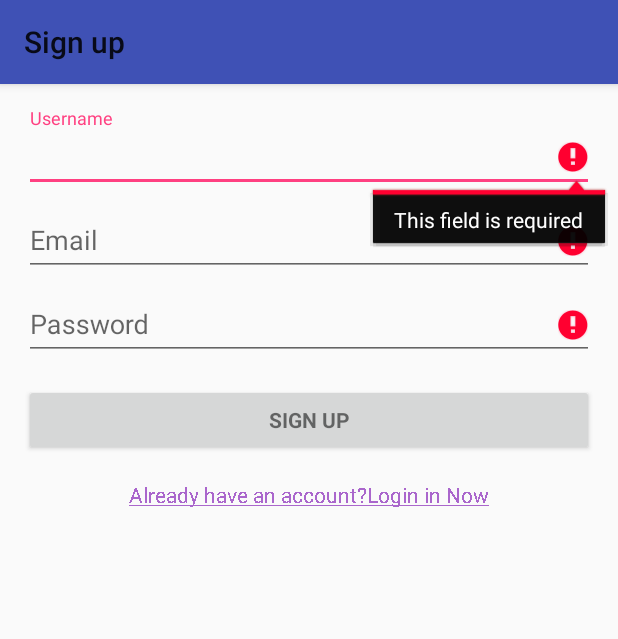
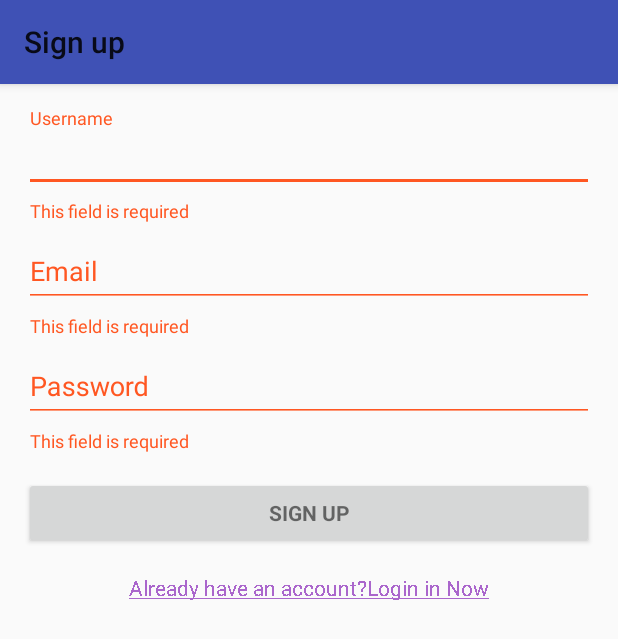
Before and after one commit to NTRsolutions/PicS, an Android app: the LoginActivity screen opened directly, with no data from a screen before it, after a tap on "SIGN UP", on a phone screen of 412 x 824 dp. Shown: the top 639 px of the screen. Run offline under Robolectric (Android 15) with nearby library versions, the phone set to English and light mode, and no system bars; 2 other taps on this screen came first.

Commit message:
登录界面编辑控件换一种方式解决错误提示显示错误的bug

```diff
--- a/app/src/main/java/com/justdoit/pics/activity/LoginActivity.java
+++ b/app/src/main/java/com/justdoit/pics/activity/LoginActivity.java
@@ -53,15 +53,16 @@ public class LoginActivity extends AppCompatActivity {
     private final String PASSWORD = "password";
     private final String EMAIL = "email";
 
-    private EditText mUsernameView;
-    private EditText mPasswordView;
-    private EditText mEmailView;
-    private TextView mHintTextView;
+    private TextInputLayout mUsernameLayout;
+    private TextInputLayout mPasswordLayout;
+    private TextInputLayout mEmailLayout;
+
+    private TextView mHintTextView; // 提示转换登录和注册
+
     private Button mButton;
     private View mProgressView;
     private View mProgressLayoutView;
     private View mLoginFormView;
-    private View mEmailLayoutView;
 
     private boolean isToLogin = true; // 是准备登录
 
@@ -93,19 +94,21 @@ public class LoginActivity extends AppCompatActivity {
                 if (isToLogin) {
                     ((TextView) v).setText(R.string.register_hint);
                     mButton.setText(R.string.action_login_in);
-                    mEmailLayoutView.setVisibility(View.GONE);
+                    mEmailLayout.setVisibility(View.GONE);
                 } else {
                     ((TextView) v).setText(R.string.login_hint);
                     mButton.setText(R.string.action_sign_up);
-                    mEmailLayoutView.setVisibility(View.VISIBLE);
+                    mEmailLayout.setVisibility(View.VISIBLE);
                 }
             }
         });
 
 
-        mUsernameView = (EditText) findViewById(R.id.username);
-        mPasswordView = (EditText) findViewById(R.id.password);
-        mEmailView = (EditText) findViewById(R.id.email);
+        mUsernameLayout = (TextInputLayout) findViewById(R.id.username_layout);
+        mPasswordLayout = (TextInputLayout) findViewById(R.id.password_layout);
+        mEmailLayout = (TextInputLayout) findViewById(R.id.email_layout);
+
+        // 点击清除错误信息
 
         mButton = (Button) findViewById(R.id.sign_in_button);
         mButton.setOnClickListener(new OnClickListener() {
@@ -118,7 +121,6 @@ public class LoginActivity extends AppCompatActivity {
         mLoginFormView = findViewById(R.id.login_form);
         mProgressView = findViewById(R.id.login_progress);
         mProgressLayoutView = findViewById(R.id.login_progress_layout);
-        mEmailLayoutView = findViewById(R.id.email_layout);
 
         mInstance = NetSingleton.getInstance(getApplicationContext());
 
@@ -134,48 +136,48 @@ public class LoginActivity extends AppCompatActivity {
         SystemUtil.hideSystemKeyBoard(this, mButton);
 
         // TODO 错误信息显示错位
-        mUsernameView.setError(null);
-        mPasswordView.setError(null);
-        mEmailView.setError(null);
+        mUsernameLayout.setError(null);
+        mPasswordLayout.setError(null);
+        mEmailLayout.setError(null);
 
-        String username = mUsernameView.getText().toString();
-        String password = mPasswordView.getText().toString();
-        String email = mEmailView.getText().toString();
+        String username = mUsernameLayout.getEditText().getText().toString();
+        String password = mPasswordLayout.getEditText().getText().toString();
+        String email = mEmailLayout.getEditText().getText().toString();
 
         boolean cancel = false;
         View focusView = null;
 
         // 检查密码
         if (TextUtils.isEmpty(password)) {
-            mPasswordView.setError(getString(R.string.error_field_required));
-            focusView = mPasswordView;
+            mPasswordLayout.setError(getString(R.string.error_field_required));
+            focusView = mPasswordLayout;
             cancel = true;
         } else if (!isPasswordValid(password)) {
-            mPasswordView.setError(getString(R.string.error_invalid_password));
-            focusView = mPasswordView;
+            mPasswordLayout.setError(getString(R.string.error_invalid_password));
+            focusView = mPasswordLayout;
             cancel = true;
         }
 
         if (!isToLogin) {
             if (TextUtils.isEmpty(email)) {
-                mEmailView.setError(getString(R.string.error_field_required));
-                focusView = mEmailView;
+                mEmailLayout.setError(getString(R.string.error_field_required));
+                focusView = mEmailLayout;
                 cancel = true;
             } else if (!isEmailValid(email)) {
-                mEmailView.setError(getString(R.string.error_invalid_email));
-                focusView = mEmailView;
+                mEmailLayout.setError(getString(R.string.error_invalid_email));
+                focusView = mEmailLayout;
                 cancel = true;
             }
         }
 
         // 检查用户名
         if (TextUtils.isEmpty(username)) {
-            mUsernameView.setError(getString(R.string.error_field_required));
-            focusView = mUsernameView;
+            mUsernameLayout.setError(getString(R.string.error_field_required));
+            focusView = mUsernameLayout;
             cancel = true;
         } else if (!isUsernameValid(username)) {
-            mUsernameView.setError(getString(R.string.error_invalid_username));
-            focusView = mUsernameView;
+            mUsernameLayout.setError(getString(R.string.error_invalid_username));
+            focusView = mUsernameLayout;
             cancel = true;
         }
 
@@ -290,16 +292,16 @@ public class LoginActivity extends AppCompatActivity {
             if (!jsonObject.isNull(USER_NAME)) {
                 // 如果username不是空
                 String usernameError = jsonObject.getJSONArray(USER_NAME).getString(0);
-                mUsernameView.setError(usernameError);
-                mUsernameView.requestFocus();
+                mUsernameLayout.setError(usernameError);
+                mUsernameLayout.requestFocus();
             } else if (!jsonObject.isNull(PASSWORD)) {
                 String passwordError = jsonObject.getJSONArray(PASSWORD).getString(0);
-                mPasswordView.setError(passwordError);
-                mPasswordView.requestFocus();
+                mPasswordLayout.setError(passwordError);
+                mPasswordLayout.requestFocus();
             } else if (!isToLogin && !jsonObject.isNull(EMAIL)) {
                 String emailError = jsonObject.getJSONArray(EMAIL).getString(0);
-                mEmailView.setError(emailError);
-                mEmailView.requestFocus();
+                mEmailLayout.setError(emailError);
+                mEmailLayout.requestFocus();
             }
 
         } catch (JSONException e) {
--- a/app/src/main/res/layout/activity_login.xml
+++ b/app/src/main/res/layout/activity_login.xml
@@ -36,11 +36,11 @@
             android:orientation="vertical">
 
             <android.support.design.widget.TextInputLayout
+                android:id="@+id/username_layout"
                 android:layout_width="match_parent"
                 android:layout_height="wrap_content">
 
                 <EditText
-                    android:id="@+id/username"
                     android:layout_width="match_parent"
                     android:layout_height="wrap_content"
                     android:hint="@string/prompt_username"
@@ -57,7 +57,6 @@
                 android:layout_height="wrap_content">
 
                 <EditText
-                    android:id="@+id/email"
                     android:layout_width="match_parent"
                     android:layout_height="wrap_content"
                     android:hint="@string/prompt_email"
@@ -68,11 +67,11 @@
             </android.support.design.widget.TextInputLayout>
 
             <android.support.design.widget.TextInputLayout
+                android:id="@+id/password_layout"
                 android:layout_width="match_parent"
                 android:layout_height="wrap_content">
 
                 <EditText
-                    android:id="@+id/password"
                     android:layout_width="match_parent"
                     android:layout_height="wrap_content"
                     android:hint="@string/prompt_password"
```
